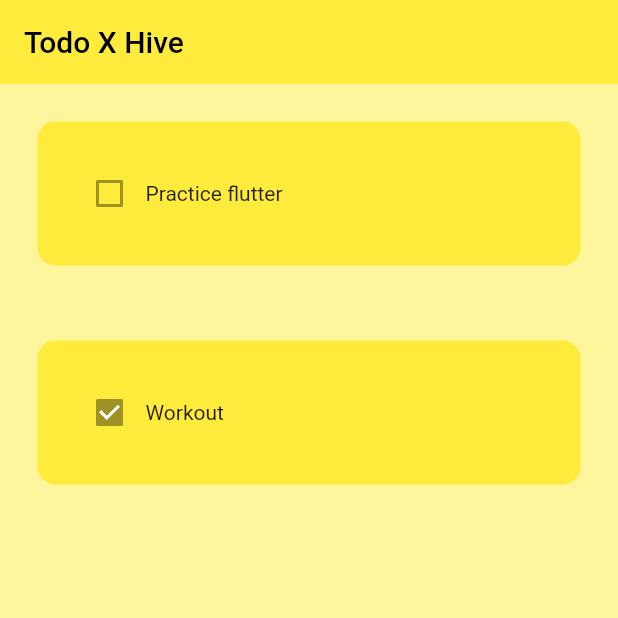
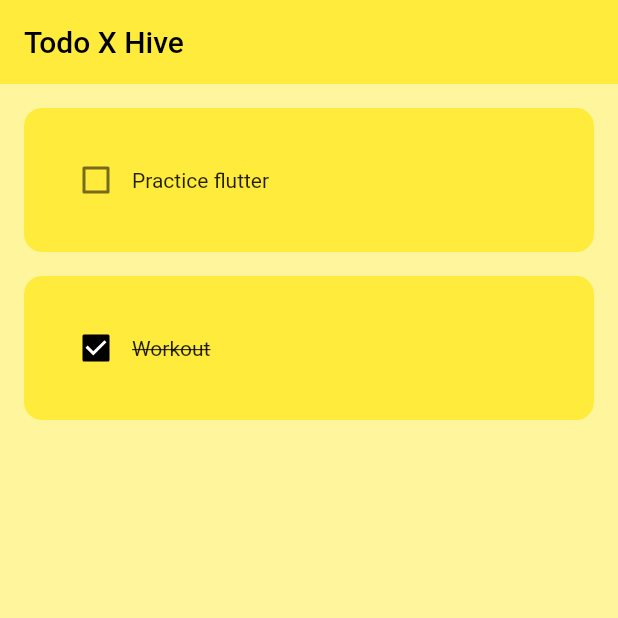
Before and after one commit to mirza-sync/todo-x-hive, a Flutter app: the screen it shows after launch, on a phone screen of 412 x 824 dp, the top half of it. Run offline on Flutter 3.47's test engine with Material 2 defaults, Android fonts, the phone set to English and light mode, and no system bars.

Commit message:
Cross out task when checkbox checked

```diff
--- a/lib/components/TodoTile.dart
+++ b/lib/components/TodoTile.dart
@@ -15,15 +15,24 @@ class TodoTile extends StatelessWidget {
   @override
   Widget build(BuildContext context) {
     return Padding(
-      padding: const EdgeInsets.all(25.0),
+      padding: const EdgeInsets.only(bottom: 16.0),
       child: Container(
         padding: const EdgeInsets.all(24.0),
         decoration: BoxDecoration(
             color: Colors.yellow, borderRadius: BorderRadius.circular(12)),
         child: Row(
           children: [
-            Checkbox(value: taskCompleted, onChanged: onChanged),
-            Text(taskName),
+            Checkbox(
+              value: taskCompleted,
+              onChanged: onChanged,
+              activeColor: Colors.black,
+            ),
+            Text(
+              taskName,
+              style: TextStyle(
+                decoration: taskCompleted ? TextDecoration.lineThrough : null,
+              ),
+            ),
           ],
         ),
       ),
--- a/lib/pages/home_page.dart
+++ b/lib/pages/home_page.dart
@@ -9,6 +9,17 @@ class HomePage extends StatefulWidget {
 }
 
 class _HomePageState extends State<HomePage> {
+  List todoList = [
+    ['Practice flutter', false],
+    ['Workout', true],
+  ];
+
+  void onCheckBoxChanged(bool? value, int index) {
+    setState(() {
+      todoList[index][1] = !todoList[index][1];
+    });
+  }
+
   @override
   Widget build(BuildContext context) {
     return Scaffold(
@@ -17,19 +28,18 @@ class _HomePageState extends State<HomePage> {
         title: const Text('Todo X Hive'),
         elevation: 0,
       ),
-      body: ListView(
-        children: const [
-          TodoTile(
-            taskName: 'Practice flutter',
-            taskCompleted: false,
-            onChanged: null,
-          ),
-          TodoTile(
-            taskName: 'Workout',
-            taskCompleted: true,
-            onChanged: null,
-          ),
-        ],
+      body: Padding(
+        padding: const EdgeInsets.all(16.0),
+        child: ListView.builder(
+          itemCount: todoList.length,
+          itemBuilder: ((context, index) {
+            return TodoTile(
+              taskName: todoList[index][0],
+              taskCompleted: todoList[index][1],
+              onChanged: (value) => onCheckBoxChanged(value, index),
+            );
+          }),
+        ),
       ),
     );
   }
```
